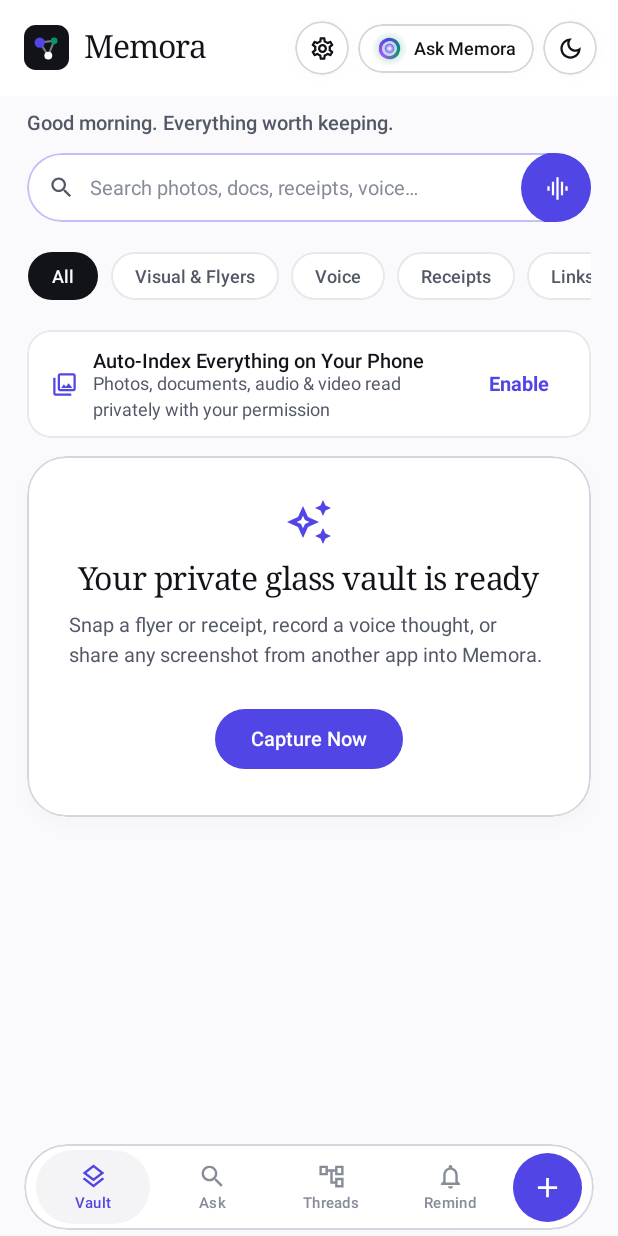
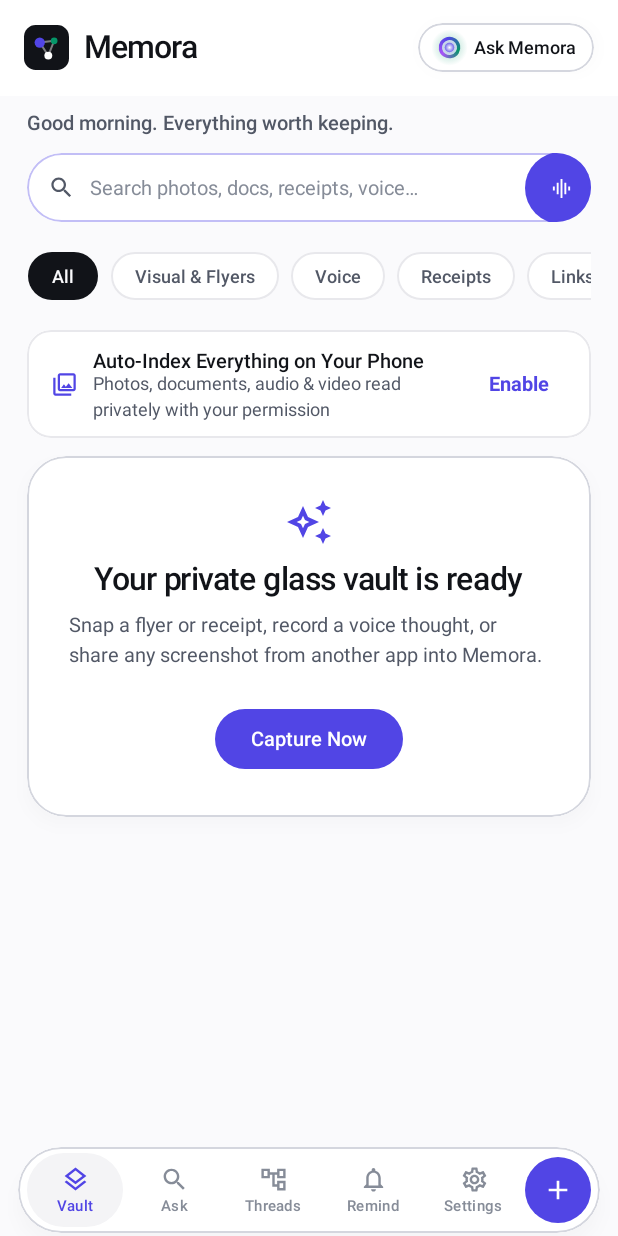
Before and after one commit to tobidesignedit/Memora, an Android app built with Jetpack Compose: the screen it shows after launch (MainActivity), after a tap on "Continue without an account", on a phone screen of 412 x 824 dp. Run offline under Robolectric (Android 15) with nearby library versions, the phone set to English and light mode, and no system bars; our stand-ins replace Firebase (no records; nobody signed in at launch, a user with empty details on screens opened directly); 17 statements that could not run were skipped; 3 other taps on this screen came first.

Commit message:
v1.2.2: Google G logo, smart version check, settings in bottom dock, unified font

```diff
--- a/android/app/build.gradle.kts
+++ b/android/app/build.gradle.kts
@@ -12,8 +12,8 @@ android {
     applicationId = "com.memora.app"
     minSdk = 26
     targetSdk = 36
-    versionCode = 4
-    versionName = "1.2.1"
+    versionCode = 5
+    versionName = "1.2.2"
   }
 
   buildTypes {
--- a/android/app/src/main/kotlin/com/memora/app/ui/MemoraRootScreen.kt
+++ b/android/app/src/main/kotlin/com/memora/app/ui/MemoraRootScreen.kt
@@ -18,16 +18,13 @@ import androidx.compose.foundation.layout.Column
 import androidx.compose.foundation.layout.Row
 import androidx.compose.foundation.layout.fillMaxSize
 import androidx.compose.foundation.layout.fillMaxWidth
-import androidx.compose.foundation.layout.navigationBarsPadding
 import androidx.compose.foundation.layout.padding
 import androidx.compose.foundation.layout.size
 import androidx.compose.foundation.shape.CircleShape
 import androidx.compose.material.icons.Icons
 import androidx.compose.material.icons.outlined.AccountTree
 import androidx.compose.material.icons.outlined.Add
-import androidx.compose.material.icons.outlined.DarkMode
 import androidx.compose.material.icons.outlined.Layers
-import androidx.compose.material.icons.outlined.LightMode
 import androidx.compose.material.icons.outlined.Notifications
 import androidx.compose.material.icons.outlined.Search
 import androidx.compose.material.icons.outlined.Settings
@@ -141,6 +138,8 @@ private fun DockGlassTab(
         text = label,
         style = MaterialTheme.typography.labelSmall.copy(fontSize = 10.sp),
         color = fg,
+        maxLines = 1,
+        softWrap = false,
       )
     }
   }
@@ -286,33 +285,8 @@ fun MemoraRootScreen(
           actions = {
             GlassPill(
               elevated = true,
-              onClick = { viewModel.openTelemetry(true) },
-              modifier = Modifier
-                .padding(end = 6.dp)
-                .size(36.dp),
-            ) {
-              Box(modifier = Modifier.align(Alignment.Center)) {
-                Icon(
-                  imageVector = Icons.Outlined.Settings,
-                  contentDescription = "Settings",
-                  tint = MaterialTheme.colorScheme.onSurface,
-                  modifier = Modifier.size(18.dp),
-                )
-                if (state.updateAvailable) {
-                  Box(
-                    modifier = Modifier
-                      .align(Alignment.TopEnd)
-                      .size(7.dp)
-                      .clip(CircleShape)
-                      .background(MaterialTheme.colorScheme.primary),
-                  )
-                }
-              }
-            }
-            GlassPill(
-              elevated = true,
               onClick = { viewModel.selectTab(MemoraTab.SEARCH) },
-              modifier = Modifier.padding(end = 6.dp),
+              modifier = Modifier.padding(end = 12.dp),
             ) {
               Row(
                 modifier = Modifier.padding(horizontal = 12.dp, vertical = 7.dp),
@@ -329,23 +303,6 @@ fun MemoraRootScreen(
                   color = MaterialTheme.colorScheme.onSurface,
                 )
               }
-            }
-
-            GlassPill(
-              elevated = true,
-              onClick = { viewModel.toggleTheme() },
-              modifier = Modifier
-                .padding(end = 10.dp)
-                .size(36.dp),
-            ) {
-              Icon(
-                imageVector = if (state.darkMode) Icons.Outlined.LightMode else Icons.Outlined.DarkMode,
-                contentDescription = "Toggle light and dark theme",
-                tint = MaterialTheme.colorScheme.onSurface,
-                modifier = Modifier
-                  .size(18.dp)
-                  .align(Alignment.Center),
-              )
             }
           },
         )
@@ -449,26 +406,25 @@ fun MemoraRootScreen(
           )
         }
 
-        // Crisp Solid Floating Pill Bottom Dock (Zero Bleed-Through)
+        // Crisp Solid Floating Pill Bottom Dock (Shifted lower for natural thumb reach)
         GlassPill(
           elevated = true,
           tintTop = if (palette.isDark) GalleryDarkSurface else Color.White,
           tintBottom = if (palette.isDark) GalleryDarkSurface else Color.White,
           modifier = Modifier
             .align(Alignment.BottomCenter)
-            .navigationBarsPadding()
-            .padding(start = 16.dp, end = 16.dp, top = 4.dp, bottom = 4.dp)
+            .padding(start = 12.dp, end = 12.dp, bottom = 2.dp)
             .fillMaxWidth(),
         ) {
           Row(
-            modifier = Modifier.padding(horizontal = 8.dp, vertical = 4.dp),
+            modifier = Modifier.padding(horizontal = 6.dp, vertical = 4.dp),
             verticalAlignment = Alignment.CenterVertically,
-            horizontalArrangement = Arrangement.spacedBy(4.dp),
+            horizontalArrangement = Arrangement.spacedBy(2.dp),
           ) {
             DockGlassTab(
               label = "Vault",
               icon = Icons.Outlined.Layers,
-              selected = state.activeTab == MemoraTab.VAULT,
+              selected = state.activeTab == MemoraTab.VAULT && !state.telemetrySheetOpen,
               badgeCount = 0,
               onClick = { viewModel.selectTab(MemoraTab.VAULT) },
               modifier = Modifier.weight(1f),
@@ -476,7 +432,7 @@ fun MemoraRootScreen(
             DockGlassTab(
               label = "Ask",
               icon = Icons.Outlined.Search,
-              selected = state.activeTab == MemoraTab.SEARCH,
+              selected = state.activeTab == MemoraTab.SEARCH && !state.telemetrySheetOpen,
               badgeCount = 0,
               onClick = { viewModel.selectTab(MemoraTab.SEARCH) },
               modifier = Modifier.weight(1f),
@@ -484,7 +440,7 @@ fun MemoraRootScreen(
             DockGlassTab(
               label = "Threads",
               icon = Icons.Outlined.AccountTree,
-              selected = state.activeTab == MemoraTab.THREADS,
+              selected = state.activeTab == MemoraTab.THREADS && !state.telemetrySheetOpen,
               badgeCount = 0,
               onClick = { viewModel.selectTab(MemoraTab.THREADS) },
               modifier = Modifier.weight(1f),
@@ -492,15 +448,23 @@ fun MemoraRootScreen(
             DockGlassTab(
               label = "Remind",
               icon = Icons.Outlined.Notifications,
-              selected = state.activeTab == MemoraTab.REMINDERS,
+              selected = state.activeTab == MemoraTab.REMINDERS && !state.telemetrySheetOpen,
               badgeCount = pendingReminders,
               onClick = { viewModel.selectTab(MemoraTab.REMINDERS) },
+              modifier = Modifier.weight(1f),
+            )
+            DockGlassTab(
+              label = "Settings",
+              icon = Icons.Outlined.Settings,
+              selected = state.telemetrySheetOpen,
+              badgeCount = if (state.updateAvailable) 1 else 0,
+              onClick = { viewModel.openTelemetry(true) },
               modifier = Modifier.weight(1f),
             )
             // Primary Indigo Capture Button (Genesis Indigo CTA)
             Box(
               modifier = Modifier
-                .size(46.dp)
+                .size(44.dp)
                 .clip(CircleShape)
                 .background(MaterialTheme.colorScheme.primary)
                 .clickable { viewModel.openCapture(true) },
@@ -510,7 +474,7 @@ fun MemoraRootScreen(
                 Icons.Outlined.Add,
                 contentDescription = "Capture memory",
                 tint = Color.White,
-                modifier = Modifier.size(22.dp),
+                modifier = Modifier.size(21.dp),
               )
             }
           }
@@ -575,6 +539,7 @@ fun MemoraRootScreen(
       onSignOut = viewModel::signOutAccount,
       onCheckForUpdate = viewModel::checkForAppUpdate,
       onDownloadUpdate = viewModel::downloadAndInstallUpdate,
+      onToggleTheme = viewModel::toggleTheme,
       onSyncNow = viewModel::syncNow,
       onLoadDemo = {
         viewModel.loadDemoMemories()
--- a/android/app/src/main/kotlin/com/memora/app/ui/screens/AuthLandingScreen.kt
+++ b/android/app/src/main/kotlin/com/memora/app/ui/screens/AuthLandingScreen.kt
@@ -37,8 +37,11 @@ import androidx.compose.ui.Alignment
 import androidx.compose.ui.Modifier
 import androidx.compose.ui.geometry.CornerRadius
 import androidx.compose.ui.geometry.Offset
+import androidx.compose.ui.geometry.Size
 import androidx.compose.ui.graphics.Color
+import androidx.compose.ui.graphics.Path
 import androidx.compose.ui.graphics.StrokeCap
+import androidx.compose.ui.graphics.drawscope.Stroke
 import androidx.compose.ui.text.font.FontWeight
 import androidx.compose.ui.text.input.PasswordVisualTransformation
 import androidx.compose.ui.text.style.TextAlign
@@ -213,6 +216,8 @@ fun AuthLandingScreen(
               .fillMaxWidth()
               .height(48.dp),
           ) {
+            GoogleGLogo(modifier = Modifier.size(18.dp))
+            Spacer(Modifier.size(10.dp))
             Text(
               text = "Continue with Google",
               style = MaterialTheme.typography.labelLarge,
@@ -232,3 +237,63 @@ fun AuthLandingScreen(
     }
   }
 }
+
+@Composable
+fun GoogleGLogo(modifier: Modifier = Modifier) {
+  Canvas(modifier = modifier) {
+    val w = size.width
+    val h = size.height
+    val strokeWidth = w * 0.20f
+    val inset = strokeWidth / 2f
+    val arcSize = Size(w - strokeWidth, h - strokeWidth)
+    val topLeft = Offset(inset, inset)
+
+    // Blue right & bottom-right arc + horizontal bar
+    drawArc(
+      color = Color(0xFF4285F4),
+      startAngle = -15f,
+      sweepAngle = 60f,
+      useCenter = false,
+      topLeft = topLeft,
+      size = arcSize,
+      style = Stroke(width = strokeWidth, cap = StrokeCap.Butt),
+    )
+    drawLine(
+      color = Color(0xFF4285F4),
+      start = Offset(w * 0.50f, h * 0.50f),
+      end = Offset(w - inset * 0.4f, h * 0.50f),
+      strokeWidth = strokeWidth * 0.92f,
+      cap = StrokeCap.Butt,
+    )
+    // Green bottom arc
+    drawArc(
+      color = Color(0xFF34A853),
+      startAngle = 42f,
+      sweepAngle = 98f,
+      useCenter = false,
+      topLeft = topLeft,
+      size = arcSize,
+      style = Stroke(width = strokeWidth, cap = StrokeCap.Butt),
+    )
+    // Yellow left arc
+    drawArc(
+      color = Color(0xFFFBBC05),
+      startAngle = 138f,
+      sweepAngle = 82f,
+      useCenter = false,
+      topLeft = topLeft,
+      size = arcSize,
+      style = Stroke(width = strokeWidth, cap = StrokeCap.Butt),
+    )
+    // Red top arc
+    drawArc(
+      color = Color(0xFFEA4335),
+      startAngle = 218f,
+      sweepAngle = 104f,
+      useCenter = false,
+      topLeft = topLeft,
+      size = arcSize,
+      style = Stroke(width = strokeWidth, cap = StrokeCap.Butt),
+    )
+  }
+}
--- a/android/app/src/main/kotlin/com/memora/app/ui/screens/VaultAndDetailScreens.kt
+++ b/android/app/src/main/kotlin/com/memora/app/ui/screens/VaultAndDetailScreens.kt
@@ -276,7 +276,7 @@ fun VaultScreen(
             IconButton(
               onClick = onOpenCapture,
               modifier = Modifier
-                .size(34.dp)
+                .size(28.dp)
                 .clip(CircleShape)
                 .background(MaterialTheme.colorScheme.primary),
             ) {
@@ -284,7 +284,7 @@ fun VaultScreen(
                 imageVector = Icons.Outlined.GraphicEq,
                 contentDescription = "Record voice thought",
                 tint = Color.White,
-                modifier = Modifier.size(18.dp),
+                modifier = Modifier.size(15.dp),
               )
             }
           }
--- a/android/app/src/main/kotlin/com/memora/app/ui/theme/Type.kt
+++ b/android/app/src/main/kotlin/com/memora/app/ui/theme/Type.kt
@@ -6,9 +6,10 @@ import androidx.compose.ui.text.font.FontFamily
 import androidx.compose.ui.text.font.FontWeight
 import androidx.compose.ui.unit.sp
 
-val DisplaySerif = FontFamily.Serif
-val UiSans = FontFamily.SansSerif
-val DataMono = FontFamily.Monospace
+val MemoraFont = FontFamily.SansSerif
+val DisplaySerif = MemoraFont
+val UiSans = MemoraFont
+val DataMono = MemoraFont
 
 val MemoraTypography = Typography(
   displaySmall = TextStyle(
```
Also changed, not shown: android/app/src/main/kotlin/com/memora/app/ui/screens/CaptureAndTelemetrySheets.kt (+56 -8 lines), 2 other files.
